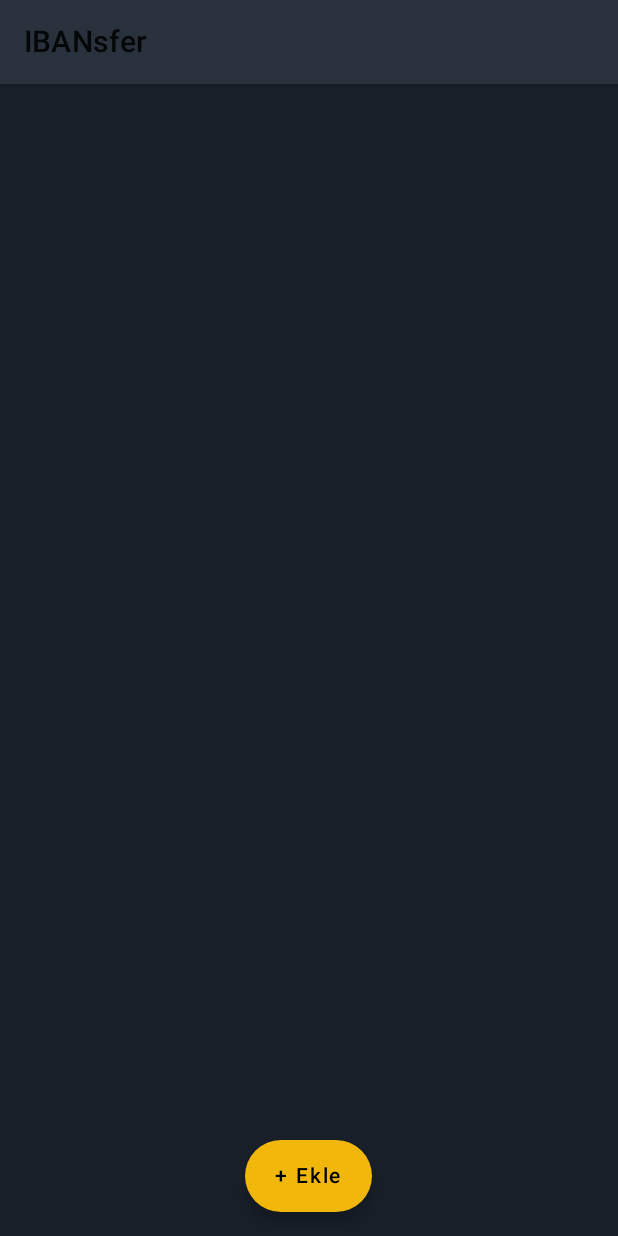
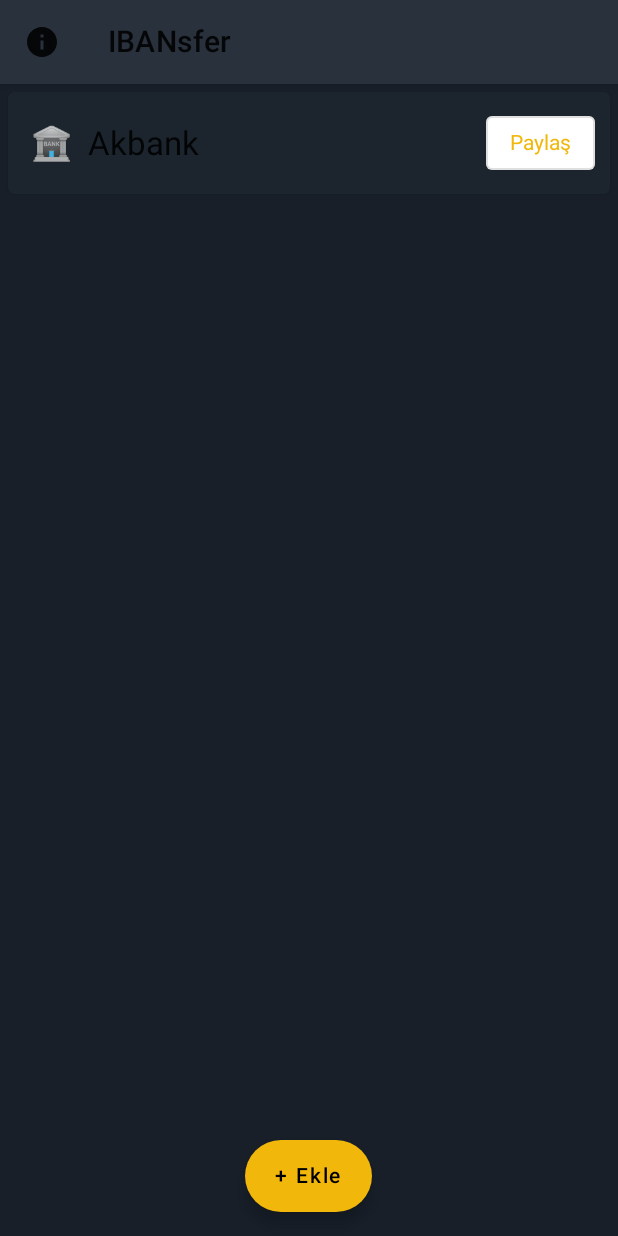
Before and after one commit to imonursahin/ibansfer-with-kotlin, an Android app built with Jetpack Compose: the composable PanelScreen shown on its own in the app's theme, on a phone screen of 412 x 824 dp. Run offline under Robolectric (Android 15) with nearby library versions, the phone set to English and light mode, and no system bars; 2 statements that could not run were skipped.

Commit message:
panel list and ınfo page

```diff
--- a/app/src/main/java/com/example/ibanshare/MainActivity.kt
+++ b/app/src/main/java/com/example/ibanshare/MainActivity.kt
@@ -13,6 +13,7 @@ import com.example.ibansfer.Pages.PanelScreen
 import com.example.ibansfer.Pages.SplashScreen
 import com.example.ibansfer.Utils.Screen
 import com.example.ibanshare.Pages.AddIbanScreen
+import com.example.ibanshare.Pages.InfoScreen
 import com.example.ibanshare.ui.theme.IbanShareTheme
 import kotlinx.coroutines.DelicateCoroutinesApi
 
@@ -45,5 +46,7 @@ fun Navigation() {
         composable(Screen.SplashScreen.route) { SplashScreen(navController = navController) }
         composable(Screen.PanelScreen.route) { PanelScreen(navController = navController) }
         composable(Screen.AddIbanScreen.route) { AddIbanScreen(navController = navController) }
+        composable(Screen.InfoScreen.route) { InfoScreen(navController = navController) }
+
     }
 }
--- a/app/src/main/java/com/example/ibanshare/Pages/PanelScreen.kt
+++ b/app/src/main/java/com/example/ibanshare/Pages/PanelScreen.kt
@@ -1,18 +1,29 @@
 package com.example.ibansfer.Pages
 
 
+import android.util.Log
 import android.widget.ListAdapter
 import android.widget.ListView
-import androidx.compose.foundation.layout.Column
+import androidx.compose.foundation.clickable
+import androidx.compose.foundation.layout.*
 import androidx.compose.foundation.lazy.LazyColumn
 import androidx.compose.foundation.lazy.items
 import androidx.compose.foundation.lazy.itemsIndexed
 import androidx.compose.material.*
 import androidx.compose.material.icons.Icons
 import androidx.compose.material.icons.filled.Add
+import androidx.compose.material.icons.filled.ArrowBack
+import androidx.compose.material.icons.filled.Info
 
 import androidx.compose.runtime.Composable
+import androidx.compose.runtime.mutableStateListOf
+import androidx.compose.runtime.remember
+import androidx.compose.ui.Alignment
+import androidx.compose.ui.Modifier
 import androidx.compose.ui.res.colorResource
+import androidx.compose.ui.text.TextStyle
+import androidx.compose.ui.unit.dp
+import androidx.compose.ui.unit.sp
 import androidx.navigation.NavController
 import com.example.ibanshare.R
 
@@ -26,11 +37,66 @@ fun PanelScreen(navController: NavController) {
             TopAppBar(
                 title = { Text(text = "IBANsfer") },
                 backgroundColor = colorResource(id = R.color.TopBarColor),
+                navigationIcon = {
+                    IconButton(onClick = { navController.navigate("InfoScreen") }) {
+                        Icon(
+                            imageVector = Icons.Filled.Info,
+                            contentDescription = "App ınfo",
+                        )
+                    }
+                }
             )
+
         },
 
         content = {
             Column {
+
+                val ibanList =
+                    remember { mutableStateListOf("Akbank") }
+
+                LazyColumn {
+                    items(
+                        count = ibanList.count(),
+                        itemContent = {
+                            val bankName = ibanList[it]
+
+                            Card(
+                                backgroundColor = colorResource(id = R.color.IbanListColor),
+                                modifier = Modifier
+                                    .padding(all = 5.dp)
+                                    .fillMaxWidth()
+                            ) {
+
+                                Row(
+                                    verticalAlignment = Alignment.CenterVertically,
+                                    horizontalArrangement = Arrangement.SpaceBetween,
+                                    modifier = Modifier
+                                        .padding(all = 10.dp)
+                                        .fillMaxWidth()
+                                ) {
+                                    Text(
+                                        text = "\uD83C\uDFE6  " + bankName,
+                                        style = TextStyle(fontSize = 22.sp),
+                                        modifier = Modifier
+                                            .padding(all = 5.dp)
+                                    )
+                                    OutlinedButton(onClick = {}) {
+
+                                        Text(
+                                            text = "Paylaş",
+                                            style = TextStyle(fontSize = 14.sp),
+                                            color = colorResource(id = R.color.Bttn)
+                                        )
+
+
+                                    }
+                                }
+
+                            }
+                        }
+                    )
+                }
 
             }
         },
--- a/app/src/main/java/com/example/ibanshare/Utils/NavigationPages.kt
+++ b/app/src/main/java/com/example/ibanshare/Utils/NavigationPages.kt
@@ -5,5 +5,7 @@ sealed class Screen(val route: String) {
     object SplashScreen : Screen("SplashScreen")
     object PanelScreen : Screen("PanelScreen")
     object AddIbanScreen : Screen("AddIbanScreen")
+    object InfoScreen : Screen("InfoScreen")
+
 
 }
--- a/app/src/main/res/values/colors.xml
+++ b/app/src/main/res/values/colors.xml
@@ -13,6 +13,7 @@
     <color name="TopBarColor">#FF29313c</color>
     <color name="Bttn">#FFF1B70B</color>
     <color name="FocusColor">#FFF1B70B</color>
+    <color name="IbanListColor">#FF1c252e</color>
 
 
 </resources>
```
Also changed, not shown: app/src/main/java/com/example/ibanshare/Pages/AddIbanScreen.kt (+11 -4 lines), app/src/main/java/com/example/ibanshare/Pages/InfoScreen.kt (added, +66 -0 lines).
